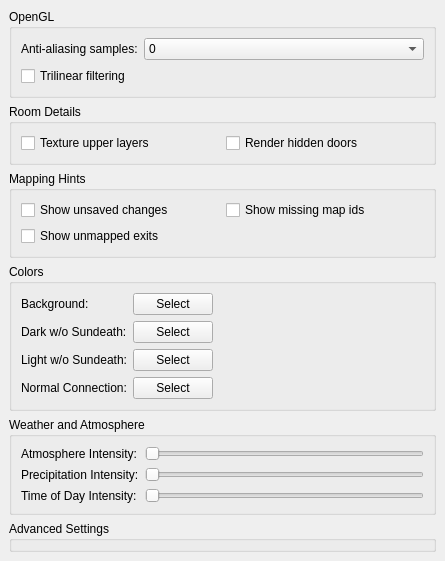
Qt form src/preferences/graphicspage.ui (MUME/MMapper) before a commit.
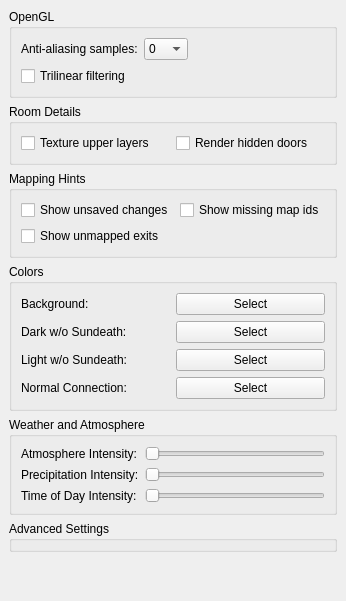
The same form after that commit.

```diff
--- a/src/preferences/graphicspage.ui
+++ b/src/preferences/graphicspage.ui
@@ -2,14 +2,6 @@
 <ui version="4.0">
  <class>GraphicsPage</class>
  <widget class="QWidget" name="GraphicsPage">
-  <property name="geometry">
-   <rect>
-    <x>0</x>
-    <y>0</y>
-    <width>445</width>
-    <height>507</height>
-   </rect>
-  </property>
   <property name="sizePolicy">
    <sizepolicy hsizetype="Preferred" vsizetype="Preferred">
     <horstretch>0</horstretch>
@@ -25,10 +17,7 @@
   <property name="windowTitle">
    <string>Form1</string>
   </property>
-  <layout class="QVBoxLayout">
-   <property name="spacing">
-    <number>6</number>
-   </property>
+  <layout class="QGridLayout" name="gridLayout">
    <property name="leftMargin">
     <number>9</number>
    </property>
@@ -41,7 +30,58 @@
    <property name="bottomMargin">
     <number>9</number>
    </property>
-   <item>
+   <item row="6" column="0">
+    <spacer name="verticalSpacer">
+     <property name="orientation">
+      <enum>Qt::Orientation::Vertical</enum>
+     </property>
+     <property name="sizeHint" stdset="0">
+      <size>
+       <width>20</width>
+       <height>40</height>
+      </size>
+     </property>
+    </spacer>
+   </item>
+   <item row="1" column="0">
+    <widget class="QGroupBox" name="groupBox_Room">
+     <property name="title">
+      <string>Room Details</string>
+     </property>
+     <layout class="QGridLayout" name="gridLayout_1">
+      <property name="leftMargin">
+       <number>9</number>
+      </property>
+      <property name="topMargin">
+       <number>9</number>
+      </property>
+      <property name="rightMargin">
+       <number>9</number>
+      </property>
+      <property name="bottomMargin">
+       <number>9</number>
+      </property>
+      <property name="spacing">
+       <number>6</number>
+      </property>
+      <item row="0" column="0">
+       <widget class="QCheckBox" name="drawUpperLayersTextured">
+        <property name="text">
+         <string>Texture upper layers</string>
+        </property>
+       </widget>
+      </item>
+      <item row="0" column="1">
+       <widget class="QCheckBox" name="drawDoorNames">
+        <property name="text">
+         <string>Render hidden doors</string>
+        </property>
+       </widget>
+      </item>
+     </layout>
+    </widget>
+   </item>
+   <item row="0" column="0">
     <widget class="QGroupBox" name="groupBox_OpenGL">
      <property name="title">
       <string>OpenGL</string>
@@ -62,21 +102,21 @@
       <property name="spacing">
        <number>6</number>
       </property>
-      <item row="2" column="2">
-       <spacer name="horizontalSpacer_2">
-        <property name="orientation">
-         <enum>Qt::Horizontal</enum>
+      <item row="1" column="0">
+       <widget class="QLabel" name="label_2">
+        <property name="text">
+         <string>Anti-aliasing samples:</string>
         </property>
-        <property name="sizeHint" stdset="0">
-         <size>
-          <width>40</width>
-          <height>20</height>
-         </size>
+        <property name="buddy">
+         <cstring>antialiasingSamplesComboBox</cstring>
         </property>
-       </spacer>
+       </widget>
       </item>
       <item row="1" column="2">
        <widget class="QComboBox" name="antialiasingSamplesComboBox">
+        <property name="focusPolicy">
+         <enum>Qt::FocusPolicy::StrongFocus</enum>
+        </property>
         <item>
          <property name="text">
           <string>0</string>
@@ -111,88 +151,23 @@
         </property>
        </widget>
       </item>
-      <item row="1" column="0">
-       <widget class="QLabel" name="label_2">
-        <property name="text">
-         <string>Anti-aliasing samples:</string>
+      <item row="1" column="3">
+       <spacer name="horizontalSpacer_2">
+        <property name="orientation">
+         <enum>Qt::Orientation::Horizontal</enum>
         </property>
-        <property name="buddy">
-         <cstring>antialiasingSamplesComboBox</cstring>
+        <property name="sizeHint" stdset="0">
+         <size>
+          <width>10</width>
+          <height>20</height>
+         </size>
         </property>
-       </widget>
+       </spacer>
       </item>
      </layout>
     </widget>
    </item>
-   <item>
-    <widget class="QGroupBox" name="groupBox_Room">
-     <property name="title">
-      <string>Room Details</string>
-     </property>
-     <layout class="QGridLayout" name="gridLayout_1">
-      <property name="leftMargin">
-       <number>9</number>
-      </property>
-      <property name="topMargin">
-       <number>9</number>
-      </property>
-      <property name="rightMargin">
-       <number>9</number>
-      </property>
-      <property name="bottomMargin">
-       <number>9</number>
-      </property>
-      <property name="spacing">
-       <number>6</number>
-      </property>
-      <item row="0" column="0">
-       <widget class="QCheckBox" name="drawUpperLayersTextured">
-        <property name="text">
-         <string>Texture upper layers</string>
-        </property>
-       </widget>
-      </item>
-      <item row="0" column="1">
-       <widget class="QCheckBox" name="drawDoorNames">
-        <property name="text">
-         <string>Render hidden doors</string>
-        </property>
-       </widget>
-      </item>
-     </layout>
-    </widget>
-   </item>
-   <item>
-    <widget class="QGroupBox" name="groupBox_2">
-     <property name="title">
-      <string>Mapping Hints</string>
-     </property>
-     <layout class="QGridLayout" name="gridLayout_2">
-      <item row="0" column="1">
-       <widget class="QCheckBox" name="drawNeedsUpdate">
-        <property name="text">
-         <string>Show missing map ids</string>
-        </property>
-       </widget>
-      </item>
-      <item row="2" column="0">
-       <widget class="QCheckBox" name="drawNotMappedExits">
-        <property name="text">
-         <string>Show unmapped exits</string>
-        </property>
-       </widget>
-      </item>
-      <item row="0" column="0">
-       <widget class="QCheckBox" name="drawUnsavedChanges">
-        <property name="text">
-         <string>Show unsaved changes</string>
-        </property>
-       </widget>
-      </item>
-     </layout>
-    </widget>
-   </item>
-   <item>
+   <item row="3" column="0">
     <widget class="QGroupBox" name="groupBox_Colour">
      <property name="title">
       <string>Colors</string>
@@ -213,53 +188,6 @@
       <property name="spacing">
        <number>6</number>
       </property>
-      <item row="2" column="1">
-       <widget class="QPushButton" name="darkLitPushButton">
-        <property name="text">
-         <string>Select</string>
-        </property>
-       </widget>
-      </item>
-      <item row="0" column="0">
-       <widget class="QLabel" name="bgLabel">
-        <property name="text">
-         <string>Background:</string>
-        </property>
-        <property name="buddy">
-         <cstring>bgChangeColor</cstring>
-        </property>
-       </widget>
-      </item>
-      <item row="1" column="0">
-       <widget class="QLabel" name="darkLabel">
-        <property name="text">
-         <string>Dark w/o Sundeath:</string>
-        </property>
-        <property name="buddy">
-         <cstring>darkPushButton</cstring>
-        </property>
-       </widget>
-      </item>
-      <item row="0" column="2">
-       <spacer name="horizontalSpacer">
-        <property name="orientation">
-         <enum>Qt::Horizontal</enum>
-        </property>
-        <property name="sizeHint" stdset="0">
-         <size>
-          <width>40</width>
-          <height>20</height>
-         </size>
-        </property>
-       </spacer>
-      </item>
-      <item row="0" column="1">
-       <widget class="QPushButton" name="bgChangeColor">
-        <property name="text">
-         <string>Select</string>
-        </property>
-       </widget>
-      </item>
       <item row="3" column="0">
        <widget class="QLabel" name="connectionNormalLabel">
         <property name="text">
@@ -270,8 +198,25 @@
         </property>
        </widget>
       </item>
-      <item row="1" column="1">
-       <widget class="QPushButton" name="darkPushButton">
+      <item row="1" column="0">
+       <widget class="QLabel" name="darkLabel">
+        <property name="text">
+         <string>Dark w/o Sundeath:</string>
+        </property>
+        <property name="buddy">
+         <cstring>darkPushButton</cstring>
+        </property>
+       </widget>
+      </item>
+      <item row="3" column="1">
+       <widget class="QPushButton" name="connectionNormalPushButton">
+        <property name="text">
+         <string>Select</string>
+        </property>
+       </widget>
+      </item>
+      <item row="0" column="1">
+       <widget class="QPushButton" name="bgChangeColor">
         <property name="text">
          <string>Select</string>
         </property>
@@ -287,17 +232,64 @@
         </property>
        </widget>
       </item>
-      <item row="3" column="1">
-       <widget class="QPushButton" name="connectionNormalPushButton">
+      <item row="0" column="0">
+       <widget class="QLabel" name="bgLabel">
         <property name="text">
+         <string>Background:</string>
+        </property>
+        <property name="buddy">
+         <cstring>bgChangeColor</cstring>
+        </property>
+       </widget>
+      </item>
+      <item row="2" column="1">
+       <widget class="QPushButton" name="darkLitPushButton">
+        <property name="text">
          <string>Select</string>
         </property>
        </widget>
       </item>
+      <item row="1" column="1">
+       <widget class="QPushButton" name="darkPushButton">
+        <property name="text">
+         <string>Select</string>
+        </property>
+       </widget>
+      </item>
      </layout>
     </widget>
    </item>
-   <item>
+   <item row="2" column="0">
+    <widget class="QGroupBox" name="groupBox_2">
+     <property name="title">
+      <string>Mapping Hints</string>
+     </property>
+     <layout class="QGridLayout" name="gridLayout_2">
+      <item row="0" column="1">
+       <widget class="QCheckBox" name="drawNeedsUpdate">
+        <property name="text">
+         <string>Show missing map ids</string>
+        </property>
+       </widget>
+      </item>
+      <item row="2" column="0">
+       <widget class="QCheckBox" name="drawNotMappedExits">
+        <property name="text">
+         <string>Show unmapped exits</string>
+        </property>
+       </widget>
+      </item>
+      <item row="0" column="0">
+       <widget class="QCheckBox" name="drawUnsavedChanges">
+        <property name="text">
+         <string>Show unsaved changes</string>
+        </property>
+       </widget>
+      </item>
+     </layout>
+    </widget>
+   </item>
+   <item row="4" column="0">
     <widget class="QGroupBox" name="groupBox_Weather">
      <property name="title">
       <string>Weather and Atmosphere</string>
@@ -305,6 +297,12 @@
      <layout class="QGridLayout" name="gridLayout_Weather">
       <item row="0" column="0">
        <widget class="QLabel" name="weatherAtmosphereLabel">
+        <property name="sizePolicy">
+         <sizepolicy hsizetype="Minimum" vsizetype="Preferred">
+          <horstretch>0</horstretch>
+          <verstretch>0</verstretch>
+         </sizepolicy>
+        </property>
         <property name="text">
          <string>Atmosphere Intensity:</string>
         </property>
@@ -312,16 +310,25 @@
       </item>
       <item row="0" column="1">
        <widget class="QSlider" name="weatherAtmosphereSlider">
-        <property name="orientation">
-         <enum>Qt::Horizontal</enum>
-        </property>
         <property name="maximum">
          <number>100</number>
         </property>
+        <property name="tracking">
+         <bool>false</bool>
+        </property>
+        <property name="orientation">
+         <enum>Qt::Orientation::Horizontal</enum>
+        </property>
        </widget>
       </item>
       <item row="1" column="0">
        <widget class="QLabel" name="weatherPrecipitationLabel">
+        <property name="sizePolicy">
+         <sizepolicy hsizetype="Minimum" vsizetype="Preferred">
+          <horstretch>0</horstretch>
+          <verstretch>0</verstretch>
+         </sizepolicy>
+        </property>
         <property name="text">
          <string>Precipitation Intensity:</string>
         </property>
@@ -329,16 +336,25 @@
       </item>
       <item row="1" column="1">
        <widget class="QSlider" name="weatherPrecipitationSlider">
-        <property name="orientation">
-         <enum>Qt::Horizontal</enum>
-        </property>
         <property name="maximum">
          <number>100</number>
         </property>
+        <property name="tracking">
+         <bool>false</bool>
+        </property>
+        <property name="orientation">
+         <enum>Qt::Orientation::Horizontal</enum>
+        </property>
        </widget>
       </item>
       <item row="2" column="0">
        <widget class="QLabel" name="weatherTimeOfDayLabel">
+        <property name="sizePolicy">
+         <sizepolicy hsizetype="Minimum" vsizetype="Preferred">
+          <horstretch>0</horstretch>
+          <verstretch>0</verstretch>
+         </sizepolicy>
+        </property>
         <property name="text">
          <string>Time of Day Intensity:</string>
         </property>
@@ -346,37 +362,27 @@
       </item>
       <item row="2" column="1">
        <widget class="QSlider" name="weatherTimeOfDaySlider">
-        <property name="orientation">
-         <enum>Qt::Horizontal</enum>
-        </property>
         <property name="maximum">
          <number>100</number>
         </property>
+        <property name="tracking">
+         <bool>false</bool>
+        </property>
+        <property name="orientation">
+         <enum>Qt::Orientation::Horizontal</enum>
+        </property>
        </widget>
       </item>
      </layout>
     </widget>
    </item>
-   <item>
+   <item row="5" column="0">
     <widget class="QGroupBox" name="groupBox_Advanced">
      <property name="title">
       <string>Advanced Settings</string>
      </property>
     </widget>
    </item>
-   <item>
-    <spacer name="verticalSpacer">
-     <property name="orientation">
-      <enum>Qt::Vertical</enum>
-     </property>
-     <property name="sizeHint" stdset="0">
-      <size>
-       <width>20</width>
-       <height>40</height>
-      </size>
-     </property>
-    </spacer>
-   </item>
   </layout>
  </widget>
  <tabstops>
```
